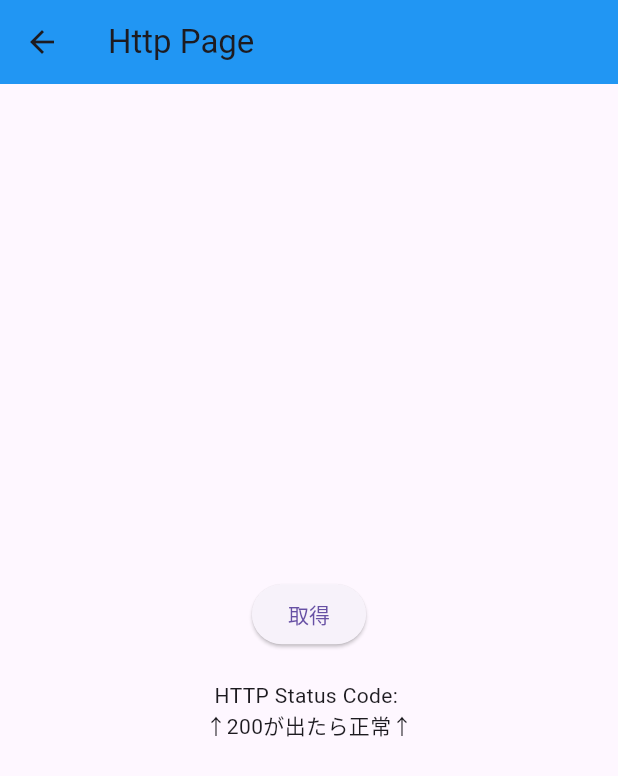
After one commit to kaneko-hiromichi/practice_futter0710, a Flutter app: the screen it shows after launch, after a tap on "HttpPage", on a phone screen of 412 x 824 dp. The commit adds this screen. Shown: the top 776 px of the screen. Run offline on Flutter 3.47's test engine with Material 3 defaults, Android fonts, the light colour scheme and no system bars; network calls fail.

Commit message:
httpページを追加　http通信をして、http statusの200が出るかどうかのテスト

```diff
--- /dev/null
+++ b/lib/http.dart
@@ -0,0 +1,49 @@
+import 'package:flutter/material.dart';
+import 'package:http/http.dart' as http; // httpパッケージのインポート
+
+class HttpPage extends StatefulWidget {
+  @override
+  _HttpState createState() => _HttpState();
+}
+
+class _HttpState extends State<HttpPage> {
+  // メソッドの定義
+  String _httpStateNum = '';
+
+  Future<void> getRepo() async {
+    var domain = 'api.github.com';
+    var subDir = 'users/kaneko-hiromichi/repos';
+    // https()の引数は第１がドメイン、第２がサブディレクトリ
+    var url = Uri.https(domain, subDir);
+    var response = await http.get(url);
+
+    setState(() {
+      _httpStateNum = response.statusCode.toString();
+    });
+  }
+
+  @override
+  Widget build(BuildContext context) {
+    return Scaffold(
+      appBar: AppBar(
+        title: Text('Http Page'),
+      ),
+      body: Center(
+        child: Column(
+          mainAxisAlignment: MainAxisAlignment.center,
+          children: [
+            ElevatedButton(
+              onPressed: () {
+                getRepo(); // 非同期関数の呼び出し
+              },
+              child: Text('取得'),
+            ),
+            SizedBox(height: 20),
+            Text('HTTP Status Code: $_httpStateNum'), // ステータスコードを表示
+            Text('↑200が出たら正常↑'),
+          ],
+        ),
+      ),
+    );
+  }
+}
--- a/lib/main.dart
+++ b/lib/main.dart
@@ -1,3 +1,5 @@
+import 'package:app_0710/http.dart';
+
 import 'shape_move.dart';
 import 'shapes.dart';
 import 'text_field.dart';
@@ -140,6 +142,15 @@ class HomePage extends StatelessWidget {
               },
               child: const Text('ShapeMove'),
             ),
+            ElevatedButton(
+              onPressed: () {
+                Navigator.push(
+                  context,
+                  MaterialPageRoute(builder: (context) => HttpPage()),
+                );
+              },
+              child: const Text('HttpPage'),
+            ),
           ],
         ),
       ),
--- a/pubspec.yaml
+++ b/pubspec.yaml
@@ -2,7 +2,7 @@ name: app_0710
 description: "A new Flutter project."
 # The following line prevents the package from being accidentally published to
 # pub.dev using `flutter pub publish`. This is preferred for private packages.
-publish_to: 'none' # Remove this line if you wish to publish to pub.dev
+publish_to: "none" # Remove this line if you wish to publish to pub.dev
 
 # The following defines the version and build number for your application.
 # A version number is three numbers separated by dots, like 1.2.43
@@ -19,7 +19,7 @@ publish_to: 'none' # Remove this line if you wish to publish to pub.dev
 version: 1.0.0+1
 
 environment:
-  sdk: '>=3.4.3 <4.0.0'
+  sdk: ">=3.4.3 <4.0.0"
 
 # Dependencies specify other packages that your package needs in order to work.
 # To automatically upgrade your package dependencies to the latest versions
@@ -30,6 +30,7 @@ environment:
 dependencies:
   flutter:
     sdk: flutter
+  http: ^1.2.1
 
 
   # The following adds the Cupertino Icons font to your application.
@@ -52,7 +53,6 @@ dev_dependencies:
 
 # The following section is specific to Flutter packages.
 flutter:
-
   # The following line ensures that the Material Icons font is
   # included with your application, so that you can use the icons in
   # the material Icons class.
```
Also changed, not shown: pubspec.lock.
